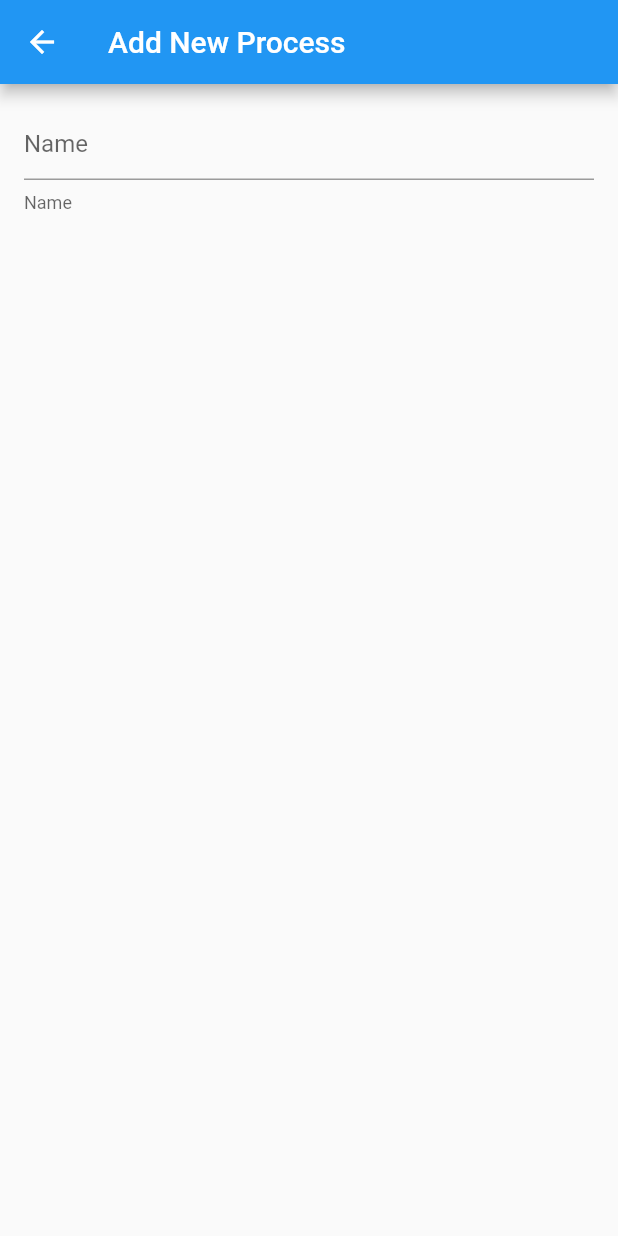
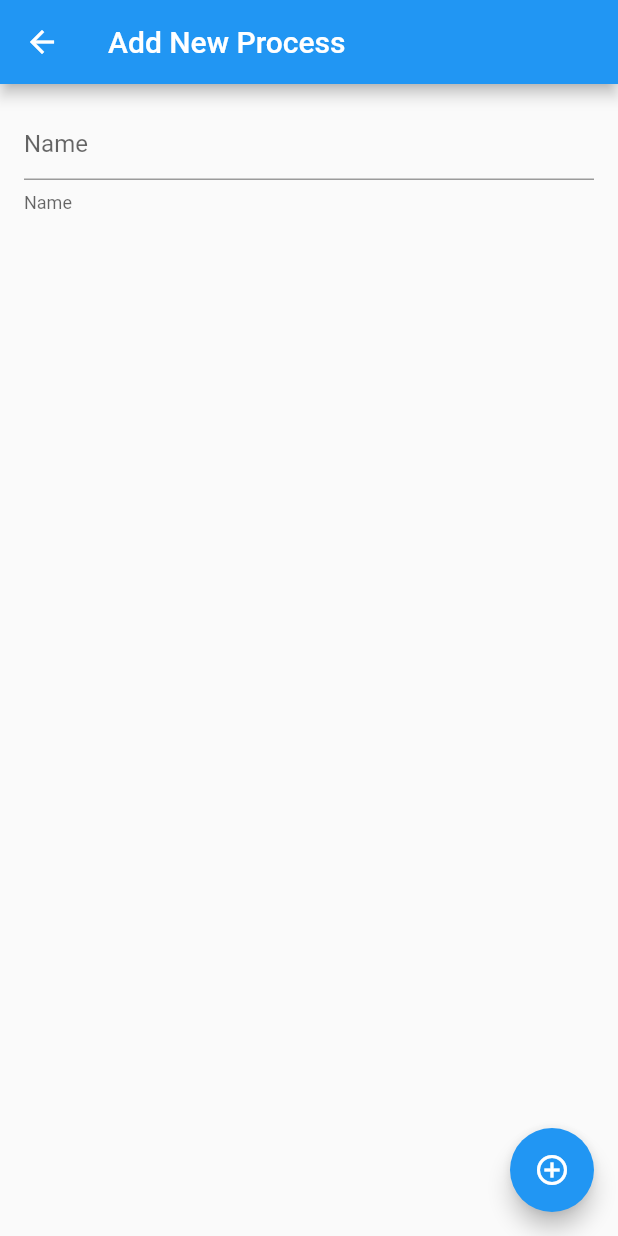
Before and after one commit to awesomedev43/myprocess, a Flutter app: the ProcessTemplateForm screen opened by its route, on a phone screen of 412 x 824 dp. Run offline on Flutter 3.47's test engine with Material 2 defaults, Android fonts, the phone set to English and light mode, and no system bars; our stand-ins replace freezed_annotation, hooks_riverpod.

Commit message:
Add submit button

```diff
--- a/lib/main.dart
+++ b/lib/main.dart
@@ -127,6 +127,13 @@ class _ProcessTemplateFormState extends ConsumerState<ProcessTemplateForm> {
           ],
         ),
       ),
+      floatingActionButton: FloatingActionButton(
+        onPressed: () {
+          Navigator.pop(context);
+        },
+        tooltip: "New Process",
+        child: const Icon(Icons.add_circle_outline),
+      ),
     );
   }
 }
```
